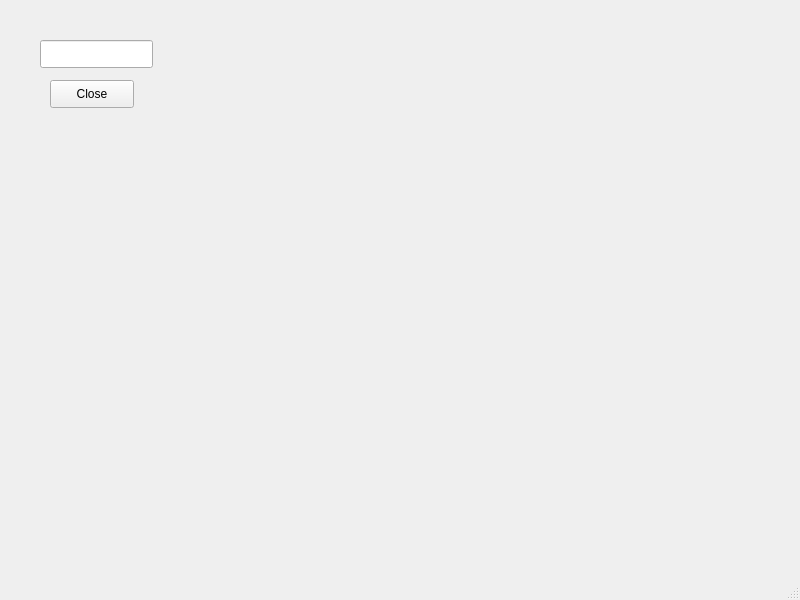
The window that slidehypcam.ui (JairoSalazarV/QtHypCam) describes before a commit, drawn with Qt 5.
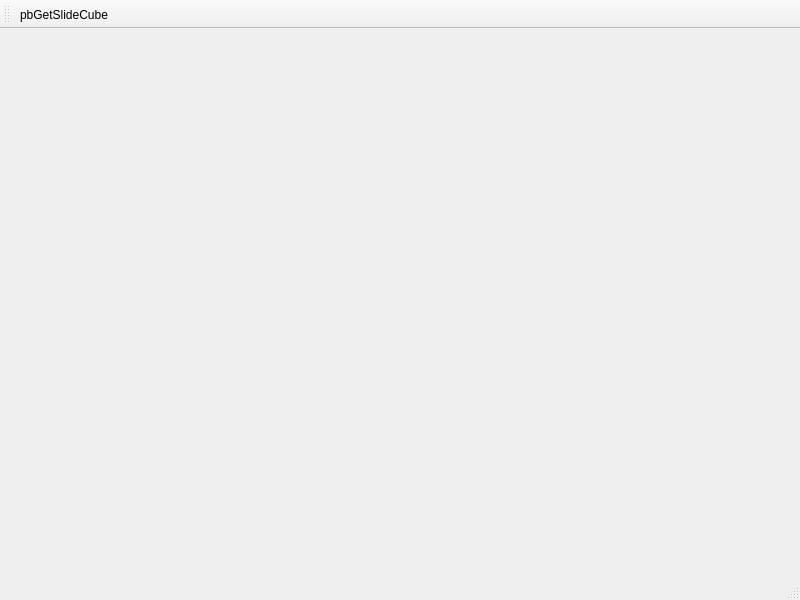
The same window after the commit. Icons and pictures are not drawn.

Commit message: Slide camera and motor multithreaded

Diff of the .ui file:
```diff
--- a/slidehypcam.ui
+++ b/slidehypcam.ui
@@ -13,31 +13,7 @@
   <property name="windowTitle">
    <string>MainWindow</string>
   </property>
-  <widget class="QWidget" name="centralwidget">
-   <widget class="QLineEdit" name="txtValToSend">
-    <property name="geometry">
-     <rect>
-      <x>40</x>
-      <y>40</y>
-      <width>113</width>
-      <height>28</height>
-     </rect>
-    </property>
-   </widget>
-   <widget class="QPushButton" name="pbSendSerial">
-    <property name="geometry">
-     <rect>
-      <x>50</x>
-      <y>80</y>
-      <width>84</width>
-      <height>28</height>
-     </rect>
-    </property>
-    <property name="text">
-     <string>Close</string>
-    </property>
-   </widget>
-  </widget>
+  <widget class="QWidget" name="centralwidget"/>
   <widget class="QMenuBar" name="menubar">
    <property name="geometry">
     <rect>
@@ -49,6 +25,30 @@
    </property>
   </widget>
   <widget class="QStatusBar" name="statusbar"/>
+  <widget class="QToolBar" name="toolBar">
+   <property name="windowTitle">
+    <string>toolBar</string>
+   </property>
+   <attribute name="toolBarArea">
+    <enum>TopToolBarArea</enum>
+   </attribute>
+   <attribute name="toolBarBreak">
+    <bool>false</bool>
+   </attribute>
+   <addaction name="actionpbGetSlideCube"/>
+  </widget>
+  <action name="actionpbGetSlideCube">
+   <property name="icon">
+    <iconset>
+     <normaloff>:/new/icons/imagenInte/slide.png</normaloff>:/new/icons/imagenInte/slide.png</iconset>
+   </property>
+   <property name="text">
+    <string>pbGetSlideCube</string>
+   </property>
+   <property name="toolTip">
+    <string>Get Slide-Cube</string>
+   </property>
+  </action>
  </widget>
  <resources/>
  <connections/>
```
The commit also changes 11 other files.
